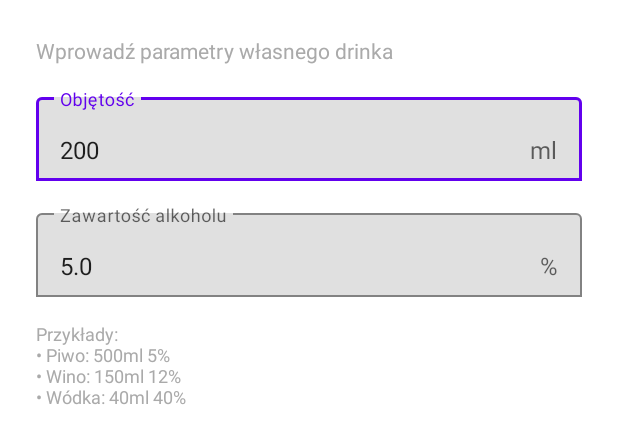
After one commit to PortiQq/DrinkApp, an Android app built with Jetpack Compose: the layout dialog_custom_drink.xml on its own in the app's theme, with its tools: preview values and no code run, on a phone screen of 412 x 824 dp. The commit adds this screen. Shown: the top 444 px of the screen. Run offline under Robolectric (Android 15) with nearby library versions, the phone set to English and light mode, and no system bars.

Commit message:
Add: Own drink addition

```diff
--- a/DrinkApp/app/src/main/java/com/example/drinkapp/adapters/LobbyAdapter.kt
+++ b/DrinkApp/app/src/main/java/com/example/drinkapp/adapters/LobbyAdapter.kt
@@ -98,6 +98,7 @@ class LobbyDiffCallback : DiffUtil.ItemCallback<Lobby>() {
                 oldItem.currentDrink.name == newItem.currentDrink.name &&
                 oldItem.isTimerActive == newItem.isTimerActive &&
                 oldItem.remainingTimeSeconds == newItem.remainingTimeSeconds
+
         return same
     }
 }
--- a/DrinkApp/app/src/main/java/com/example/drinkapp/models/Drink.kt
+++ b/DrinkApp/app/src/main/java/com/example/drinkapp/models/Drink.kt
@@ -18,10 +18,11 @@ data class Drink(
         val COMMON_DRINKS = listOf(
             Drink("Piwo 500ml", 5.0, 500, DrinkCategory.BEER),
             Drink("Wino 150ml", 12.0, 150, DrinkCategory.WINE),
-            Drink("Wodka 40ml", 40.0, 40, DrinkCategory.SPIRIT),
+            Drink("Wódka 40ml", 40.0, 40, DrinkCategory.SPIRIT),
             Drink("Whiskey 40ml", 40.0, 40, DrinkCategory.SPIRIT),
             Drink("Koktail 200ml", 15.0, 200, DrinkCategory.COCKTAIL),
-            Drink("Woda 200ml", 0.0, 200, DrinkCategory.OTHER)
+            Drink("Woda 200ml", 0.0, 200, DrinkCategory.OTHER),
+            Drink("Własny...", 0.0, 0, DrinkCategory.OTHER)
         )
     }
 }
--- a/DrinkApp/app/src/main/java/com/example/drinkapp/models/Lobby.kt
+++ b/DrinkApp/app/src/main/java/com/example/drinkapp/models/Lobby.kt
@@ -7,6 +7,7 @@ data class Lobby(
     val name: String,
     val people: MutableList<Person> = mutableListOf(),
     var currentDrink: Drink,
+    var customDrink: Drink? = null,
     var safetyMode: SafetyMode = SafetyMode.SAFE,
     var isTimerActive: Boolean = false,
     var remainingTimeSeconds: Int = 0
--- /dev/null
+++ b/DrinkApp/app/src/main/res/layout/dialog_custom_drink.xml
@@ -0,0 +1,59 @@
+<?xml version="1.0" encoding="utf-8"?>
+<LinearLayout xmlns:android="http://schemas.android.com/apk/res/android"
+    xmlns:app="http://schemas.android.com/apk/res-auto"
+    android:layout_width="match_parent"
+    android:layout_height="wrap_content"
+    android:orientation="vertical"
+    android:padding="24dp">
+
+    <TextView
+        android:layout_width="wrap_content"
+        android:layout_height="wrap_content"
+        android:text="Wprowadź parametry własnego drinka"
+        android:textSize="14sp"
+        android:textColor="@android:color/darker_gray"
+        android:layout_marginBottom="16dp" />
+
+    <com.google.android.material.textfield.TextInputLayout
+        android:layout_width="match_parent"
+        android:layout_height="wrap_content"
+        android:layout_marginBottom="16dp"
+        app:boxBackgroundMode="outline"
+        app:suffixText="ml">
+
+        <com.google.android.material.textfield.TextInputEditText
+            android:id="@+id/edit_text_volume"
+            android:layout_width="match_parent"
+            android:layout_height="wrap_content"
+            android:hint="Objętość"
+            android:inputType="number"
+            android:text="200" />
+
+    </com.google.android.material.textfield.TextInputLayout>
+
+    <com.google.android.material.textfield.TextInputLayout
+        android:layout_width="match_parent"
+        android:layout_height="wrap_content"
+        android:layout_marginBottom="8dp"
+        app:boxBackgroundMode="outline"
+        app:suffixText="%">
+
+        <com.google.android.material.textfield.TextInputEditText
+            android:id="@+id/edit_text_alcohol_percentage"
+            android:layout_width="match_parent"
+            android:layout_height="wrap_content"
+            android:hint="Zawartość alkoholu"
+            android:inputType="numberDecimal"
+            android:text="5.0" />
+
+    </com.google.android.material.textfield.TextInputLayout>
+
+    <TextView
+        android:layout_width="wrap_content"
+        android:layout_height="wrap_content"
+        android:text="Przykłady:\n• Piwo: 500ml 5%\n• Wino: 150ml 12%\n• Wódka: 40ml 40%"
+        android:textSize="12sp"
+        android:textColor="@android:color/darker_gray"
+        android:layout_marginTop="8dp" />
+
+</LinearLayout>
```
Also changed, not shown: DrinkApp/app/src/main/java/com/example/drinkapp/LobbyActivity.kt (+56 -13 lines), DrinkApp/app/src/main/java/com/example/drinkapp/dialogs/CustomDrinkDialog.kt (added, +72 -0 lines), DrinkApp/app/src/main/java/com/example/drinkapp/managers/LobbyManager.kt (+14 -1 lines), DrinkApp/app/src/main/java/com/example/drinkapp/viewmodel/LobbyViewModel.kt (+13 -0 lines).
